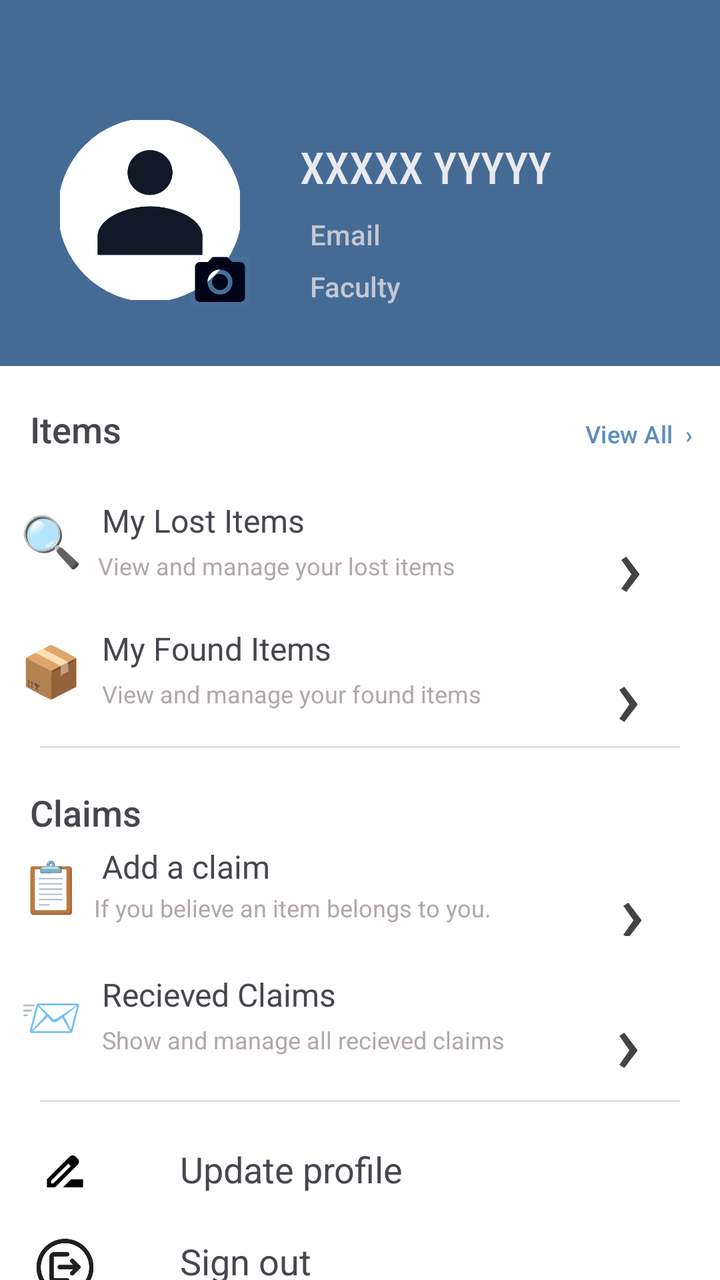
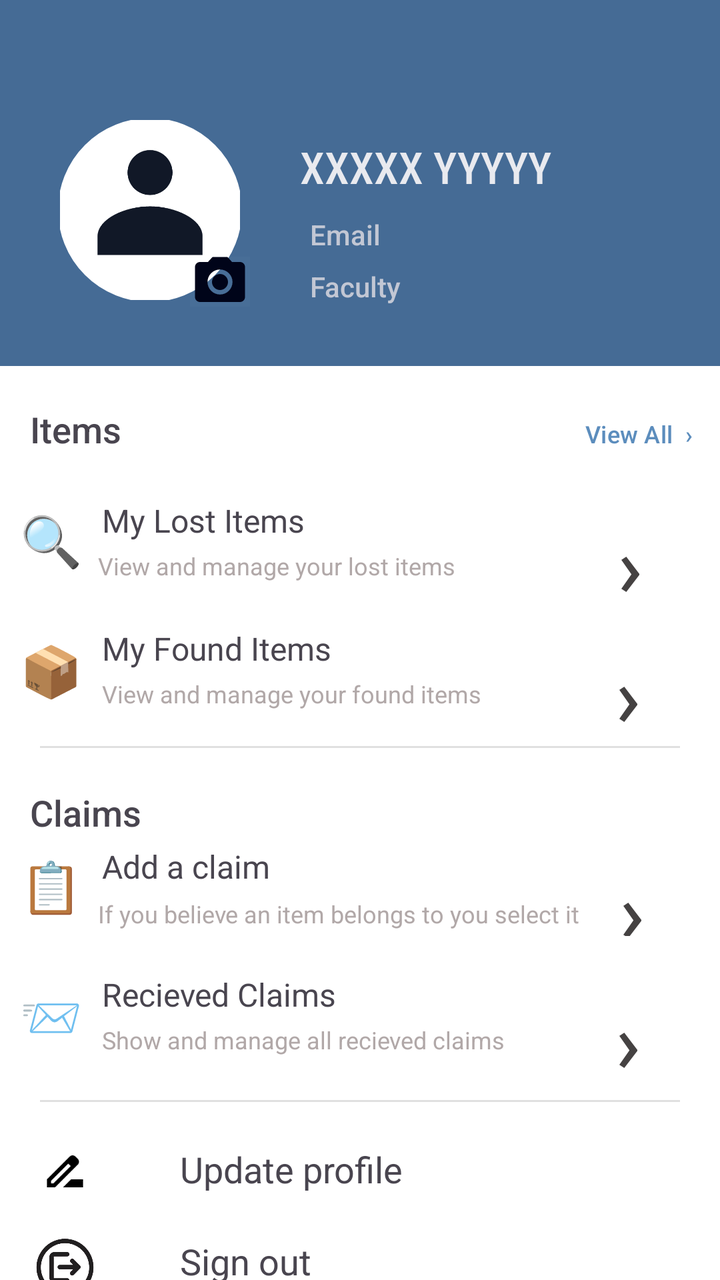

Two renders of the same Android screen: before a commit and after it. Below are the layout's source before the change and the commit's diff.
<!-- AndroidManifest.xml: application theme Theme.MyApplication -->
<!-- res/layout/activity_profile.xml -->
<?xml version="1.0" encoding="utf-8"?>
<LinearLayout xmlns:android="http://schemas.android.com/apk/res/android"
    xmlns:app="http://schemas.android.com/apk/res-auto"
    xmlns:tools="http://schemas.android.com/tools"
    android:id="@+id/main"
    android:layout_width="match_parent"
    android:layout_height="match_parent"
    android:background="@color/white"
    android:orientation="vertical"
    tools:context=".ProfileActivity">

    <LinearLayout
        android:layout_width="match_parent"
        android:layout_height="183dp"
        android:background="#E6315B8A"
        android:orientation="vertical"
        android:paddingTop="30dp"
        android:textAlignment="center">

        
        
        
        
        
        
        
        
        
        
        

        <com.google.android.material.imageview.ShapeableImageView
            android:id="@+id/profileImage"
            android:layout_width="90dp"
            android:layout_height="90dp"
            android:layout_marginLeft="30dp"
            android:layout_marginTop="30dp"
            android:scaleType="centerCrop"
            android:src="@drawable/profile"
            app:shapeAppearanceOverlay="@style/CircleImage"
            app:strokeColor="@color/white"
            app:strokeWidth="2dp" />

        <ImageButton
            android:id="@+id/btnProfileImg"
            android:layout_width="30dp"
            android:layout_height="25dp"
            android:layout_marginLeft="95dp"
            android:layout_marginTop="-22dp"
            android:background="#05C5E5EB"
            android:clickable="true"
            android:scaleType="centerCrop"
            app:shapeAppearanceOverlay="@style/CircleImage"
            app:srcCompat="@drawable/ic_camera_black"
            app:strokeWidth="2dp" />

        <LinearLayout
            android:layout_width="238dp"
            android:layout_height="128dp"
            android:layout_marginLeft="130dp"
            android:layout_marginTop="-100dp"
            android:orientation="vertical">


            <TextView
                android:id="@+id/tvProfName"
                android:layout_width="wrap_content"
                android:layout_height="34dp"
                android:layout_marginLeft="20dp"
                android:layout_marginTop="15dp"
                android:fontFamily="sans-serif-condensed-medium"
                android:text="XXXXX YYYYY"
                android:textColor="#E9EAEF"

                android:textSize="22dp" />

            <TextView
                android:id="@+id/tvProfEmail"
                android:layout_width="wrap_content"
                android:layout_height="wrap_content"
                android:layout_marginLeft="25dp"
                android:layout_marginTop="5dp"
                android:fontFamily="sans-serif-medium"
                android:text="Email"
                android:textColor="#FCC3C8D5"
                android:textSize="14dp" />

            <TextView
                android:id="@+id/tvProfFaculty"
                android:layout_width="wrap_content"
                android:layout_height="wrap_content"
                android:layout_marginLeft="25dp"
                android:layout_marginTop="7dp"
                android:fontFamily="sans-serif-medium"
                android:text="Faculty"
                android:textColor="#FCC3C8D5"
                android:textSize="14dp" />

        </LinearLayout>


    </LinearLayout>


    <LinearLayout
        android:layout_width="match_parent"
        android:layout_height="190dp"
        android:orientation="vertical"

        >

        <LinearLayout
            android:layout_width="match_parent"
            android:layout_height="50dp"
            android:layout_marginTop="10dp"
            android:orientation="horizontal"
            >

            <TextView
                android:id="@+id/textView5"
                android:layout_width="204dp"
                android:layout_height="35dp"
                android:layout_weight="3"
                android:fontFamily="sans-serif-medium"
                android:text="Items"
                android:paddingLeft="15dp"

                android:textSize="18dp" />

            <Button
                android:id="@+id/btn_view_all_items"
                android:layout_width="wrap_content"
                android:layout_height="wrap_content"
                android:layout_weight="1"
                android:backgroundTint="#03FFFFFF"
                android:fontFamily="sans-serif-medium"
                android:paddingRight="0dp"
                android:text="View All  ›"
                android:textColor="#5C8DBD"
                android:textSize="12dp" />


        </LinearLayout>

        <RelativeLayout
            android:layout_width="match_parent"
            android:layout_height="65dp">

            <TextView
                android:id="@+id/textView10"
                android:layout_width="wrap_content"
                android:layout_height="wrap_content"
                android:layout_marginTop="10dp"
                android:paddingLeft="10dp"
                android:text="🔍"
                android:textSize="25sp" />

            <TextView
                android:id="@+id/textView9"
                android:layout_width="wrap_content"
                android:layout_height="wrap_content"
                android:layout_alignParentBottom="true"
                android:layout_marginStart="10dp"
                android:layout_marginBottom="37dp"


                android:layout_toEndOf="@+id/textView10"
                android:text="My Lost Items"
                android:textSize="16dp" />

            <TextView
                android:id="@+id/textView11"
                android:layout_width="wrap_content"
                android:layout_height="wrap_content"
                android:layout_alignParentBottom="true"
                android:layout_marginStart="8dp"
                android:layout_marginBottom="17dp"
                android:layout_toEndOf="@+id/textView10"
                android:text="View and manage your lost items"
                android:textColor="#B1A8A8"
                android:textSize="12dp" />

            <Button
                android:id="@+id/btn_view_lost"
                android:layout_width="wrap_content"
                android:layout_height="wrap_content"

                android:layout_alignParentEnd="true"


                android:layout_alignParentBottom="true"
                android:layout_marginEnd="1dp"

                android:backgroundTint="#03FFFFFF"
                android:fontFamily="monospace"
                android:text="›"
                android:textColor="#454242"
                android:textSize="43dp" />


        </RelativeLayout>


        <RelativeLayout
            android:layout_width="match_parent"
            android:layout_height="65dp">

            <TextView
                android:id="@+id/textView12"
                android:layout_width="wrap_content"
                android:layout_height="wrap_content"
                android:layout_marginTop="10dp"
                android:paddingLeft="10dp"
                android:text="📦"
                android:textSize="25sp" />

            <TextView
                android:id="@+id/textView13"
                android:layout_width="wrap_content"
                android:layout_height="wrap_content"
                android:layout_alignParentBottom="true"
                android:layout_marginStart="10dp"
                android:layout_marginBottom="38dp"


                android:layout_toEndOf="@+id/textView12"
                android:text="My Found Items"
                android:textSize="16dp" />

            <TextView
                android:id="@+id/textView14"
                android:layout_width="wrap_content"
                android:layout_height="wrap_content"
                android:layout_alignParentBottom="true"
                android:layout_marginStart="10dp"
                android:layout_marginBottom="18dp"
                android:layout_toEndOf="@+id/textView12"
                android:text="View and manage your found items"
                android:textColor="#B1A8A8"
                android:textSize="12dp" />

            <Button
                android:id="@+id/btn_view_found"
                android:layout_width="wrap_content"
                android:layout_height="wrap_content"

                android:layout_alignParentEnd="true"
                android:layout_alignParentBottom="true"
                android:layout_marginLeft="300dp"

                android:layout_marginEnd="2dp"

                android:backgroundTint="#03FFFFFF"
                android:fontFamily="monospace"
                android:text="›"
                android:textColor="#454242"
                android:textSize="43dp" />


        </RelativeLayout>
    </LinearLayout>

    <View
        android:layout_width="match_parent"
        android:layout_height="1dp"
        android:layout_marginStart="20dp"
        android:layout_marginEnd="20dp"


        android:background="#E0E0E0" />


    <LinearLayout
        android:layout_width="match_parent"
        android:layout_height="171dp"
        android:layout_marginTop="5dp"
        android:orientation="vertical">

        <LinearLayout
            android:layout_width="match_parent"
            android:layout_height="37dp"

            android:orientation="horizontal">

            <TextView
                android:id="@+id/textView15"
                android:layout_width="204dp"
                android:layout_height="match_parent"
                android:layout_weight="3"
                android:fontFamily="sans-serif-medium"
                android:paddingLeft="15dp"
                android:paddingTop="15dp"
                android:text="Claims"
                android:textSize="18dp" />


        </LinearLayout>

        <RelativeLayout
            android:layout_width="match_parent"
            android:layout_height="65dp">

            <TextView
                android:id="@+id/textView16"
                android:layout_width="wrap_content"
                android:layout_height="wrap_content"
                android:layout_marginTop="10dp"
                android:paddingLeft="10dp"
                android:text="📋"

                android:textSize="25sp" />

            <TextView
                android:id="@+id/textView17"
                android:layout_width="wrap_content"
                android:layout_height="wrap_content"
                android:layout_alignParentBottom="true"
                android:layout_marginStart="10dp"
                android:layout_marginBottom="37dp"


                android:layout_toEndOf="@+id/textView16"
                android:text="Add a claim"
                android:textSize="16dp" />

            <TextView
                android:id="@+id/textView18"
                android:layout_width="wrap_content"
                android:layout_height="wrap_content"
                android:layout_alignParentBottom="true"
                android:layout_marginStart="6dp"
                android:layout_marginBottom="19dp"
                android:layout_toEndOf="@+id/textView16"
                android:text="If you believe an item belongs to you."
                android:textColor="#B1A8A8"
                android:textSize="12dp" />

            <Button
                android:id="@+id/btnAddClaim"
                android:layout_width="wrap_content"
                android:layout_height="wrap_content"

                android:layout_alignParentEnd="true"


                android:layout_alignParentBottom="true"
                android:layout_marginEnd="0dp"

                android:layout_marginBottom="3dp"
                android:backgroundTint="#03FFFFFF"
                android:fontFamily="monospace"
                android:text="›"
                android:textColor="#454242"
                android:textSize="43dp" />


        </RelativeLayout>


        <RelativeLayout
            android:layout_width="match_parent"
            android:layout_height="65dp">

            <TextView
                android:id="@+id/textView19"
                android:layout_width="wrap_content"
                android:layout_height="wrap_content"
                android:layout_marginTop="10dp"
                android:paddingLeft="10dp"
                android:text="📨"
                android:textSize="25sp" />

            <TextView
                android:id="@+id/textView20"
                android:layout_width="wrap_content"
                android:layout_height="wrap_content"
                android:layout_alignParentBottom="true"
                android:layout_marginStart="10dp"
                android:layout_marginBottom="38dp"


                android:layout_toEndOf="@+id/textView19"
                android:text="Recieved Claims"
                android:textSize="16dp" />

            <TextView
                android:id="@+id/textView21"
                android:layout_width="wrap_content"
                android:layout_height="wrap_content"
                android:layout_alignParentBottom="true"
                android:layout_marginStart="10dp"
                android:layout_marginBottom="18dp"
                android:layout_toEndOf="@+id/textView19"
                android:text="Show and manage all recieved claims"
                android:textColor="#B1A8A8"
                android:textSize="12dp" />

            <Button
                android:id="@+id/btnRecievedClaims"
                android:layout_width="wrap_content"
                android:layout_height="wrap_content"

                android:layout_alignParentEnd="true"
                android:layout_alignParentBottom="true"
                android:layout_marginLeft="300dp"

                android:layout_marginEnd="2dp"

                android:backgroundTint="#03FFFFFF"
                android:fontFamily="monospace"
                android:text="›"
                android:textColor="#454242"
                android:textSize="43dp" />


        </RelativeLayout>
    </LinearLayout>

    <View
        android:layout_width="match_parent"
        android:layout_height="1dp"
        android:layout_marginStart="20dp"
        android:layout_marginEnd="20dp"


        android:background="#E0E0E0" />

    <LinearLayout
        android:layout_width="match_parent"
        android:layout_height="match_parent"
        android:orientation="vertical"
        android:paddingTop="-20dp"
        android:gravity="center"


        >

        <RelativeLayout
            android:id="@+id/notificationsProfile"
            android:layout_width="match_parent"
            android:layout_height="50dp"
            android:layout_marginTop="-20dp"
            >

            <ImageView
                android:id="@+id/imageView2"
                android:layout_width="45dp"
                android:layout_height="wrap_content"
                android:layout_alignParentLeft="true"
                android:layout_alignParentBottom="true"
                android:layout_marginLeft="10dp"
                android:layout_marginBottom="13dp"
                app:srcCompat="@drawable/ic_notification" />

            <TextView
                android:id="@+id/textView4"
                android:layout_width="wrap_content"
                android:layout_height="wrap_content"

                android:layout_alignParentBottom="true"
                android:layout_marginStart="35dp"
                android:layout_marginRight="-4dp"
                android:layout_marginBottom="13dp"
                android:layout_toEndOf="@+id/imageView2"
                android:text="Notifications"
                android:textSize="18dp" />
            />


        </RelativeLayout>

        <RelativeLayout
            android:id="@+id/updateProfile"
            android:layout_width="match_parent"
            android:layout_height="50dp">

            <ImageView
                android:id="@+id/imageView3"
                android:layout_width="45dp"
                android:layout_height="wrap_content"
                android:layout_alignParentLeft="true"
                android:layout_alignParentBottom="true"
                android:layout_marginLeft="10dp"
                android:layout_marginBottom="13dp"
                app:srcCompat="@drawable/baseline_drive_file_rename_outline_24" />

            <TextView
                android:id="@+id/textView22"
                android:layout_width="wrap_content"
                android:layout_height="wrap_content"

                android:layout_alignParentBottom="true"
                android:layout_marginStart="35dp"
                android:layout_marginRight="-4dp"
                android:layout_marginBottom="14dp"
                android:layout_toEndOf="@+id/imageView3"
                android:text="Update profile"
                android:textSize="18dp" />
            />
        </RelativeLayout>

        <RelativeLayout
            android:id="@+id/signOutProfile"
            android:layout_width="match_parent"
            android:layout_height="50dp">

            <ImageView
                android:id="@+id/imageView4"
                android:layout_width="45dp"
                android:layout_height="wrap_content"
                android:layout_alignParentLeft="true"
                android:layout_alignParentBottom="true"
                android:layout_marginLeft="10dp"
                android:layout_marginBottom="4dp"
                app:srcCompat="@drawable/images__3__removebg_preview" />

            <TextView
                android:id="@+id/textView23"
                android:layout_width="wrap_content"
                android:layout_height="wrap_content"

                android:layout_alignParentBottom="true"
                android:layout_marginStart="35dp"
                android:layout_marginRight="-4dp"
                android:layout_marginBottom="18dp"
                android:layout_toEndOf="@+id/imageView4"
                android:text="Sign out"
                android:textSize="18dp" />
            />
        </RelativeLayout>

    </LinearLayout>


</LinearLayout>
<!-- resources referenced by this layout -->
<resources>
  <color name="white">#FFFFFFFF</color>
  <!-- drawable baseline_drive_file_rename_outline_24 (drawable) -->
  <vector xmlns:android="http://schemas.android.com/apk/res/android" android:height="24dp" android:tint="#000000" android:viewportHeight="24" android:viewportWidth="24" android:width="24dp">
        
      <path android:fillColor="@android:color/white" android:pathData="M18.41,5.8L17.2,4.59c-0.78,-0.78 -2.05,-0.78 -2.83,0l-2.68,2.68L3,15.96V20h4.04l8.74,-8.74 2.63,-2.63c0.79,-0.78 0.79,-2.05 0,-2.83zM6.21,18H5v-1.21l8.66,-8.66 1.21,1.21L6.21,18zM11,20l4,-4h6v4H11z"/>
      
  </vector>
  <!-- drawable ic_camera_black (drawable) -->
  <vector xmlns:android="http://schemas.android.com/apk/res/android" android:height="24dp" android:tint="#000419" android:viewportHeight="24" android:viewportWidth="24" android:width="24dp">
        
      <path android:fillColor="@android:color/white" android:pathData="M12,12m-3.2,0a3.2,3.2 0,1 1,6.4 0a3.2,3.2 0,1 1,-6.4 0"/>
        
      <path android:fillColor="@android:color/white" android:pathData="M9,2L7.17,4L4,4c-1.1,0 -2,0.9 -2,2v12c0,1.1 0.9,2 2,2h16c1.1,0 2,-0.9 2,-2L22,6c0,-1.1 -0.9,-2 -2,-2h-3.17L15,2L9,2zM12,17c-2.76,0 -5,-2.24 -5,-5s2.24,-5 5,-5 5,2.24 5,5 -2.24,5 -5,5z"/>
      
  </vector>
  <!-- drawable ic_notification (drawable) -->
  <vector xmlns:android="http://schemas.android.com/apk/res/android" android:height="24dp" android:tint="#000000" android:viewportHeight="24" android:viewportWidth="24" android:width="24dp">
        
      <path android:fillColor="@android:color/white" android:pathData="M12,22c1.1,0 2,-0.9 2,-2h-4c0,1.1 0.9,2 2,2zM18,16v-5c0,-3.07 -1.63,-5.64 -4.5,-6.32L13.5,4c0,-0.83 -0.67,-1.5 -1.5,-1.5s-1.5,0.67 -1.5,1.5v0.68C7.64,5.36 6,7.92 6,11v5l-2,2v1h16v-1l-2,-2zM16,17L8,17v-6c0,-2.48 1.51,-4.5 4,-4.5s4,2.02 4,4.5v6z"/>
      
  </vector>
  <!-- drawable images__3__removebg_preview: png bitmap (drawable, 79643 bytes) -->
  <!-- drawable profile: png bitmap (drawable, 13989 bytes) -->
  <style name="CircleImage">
          <item name="cornerFamily">rounded</item>
          <item name="cornerSize">50%</item>
      </style>
  <style name="Theme.MyApplication" parent="Base.Theme.MyApplication" />
  <style name="Base.Theme.MyApplication" parent="Theme.Material3.DayNight.NoActionBar">
          
          
      </style>
</resources>

<!-- the commit's change to res/layout/activity_profile.xml (unified diff, before → after) -->
@@ -328,10 +328,10 @@
                 android:layout_width="wrap_content"
                 android:layout_height="wrap_content"
                 android:layout_alignParentBottom="true"
-                android:layout_marginStart="6dp"
-                android:layout_marginBottom="19dp"
+                android:layout_marginStart="8dp"
+                android:layout_marginBottom="16dp"
                 android:layout_toEndOf="@+id/textView16"
-                android:text="If you believe an item belongs to you."
+                android:text="If you believe an item belongs to you select it"
                 android:textColor="#B1A8A8"
                 android:textSize="12dp" />
 
